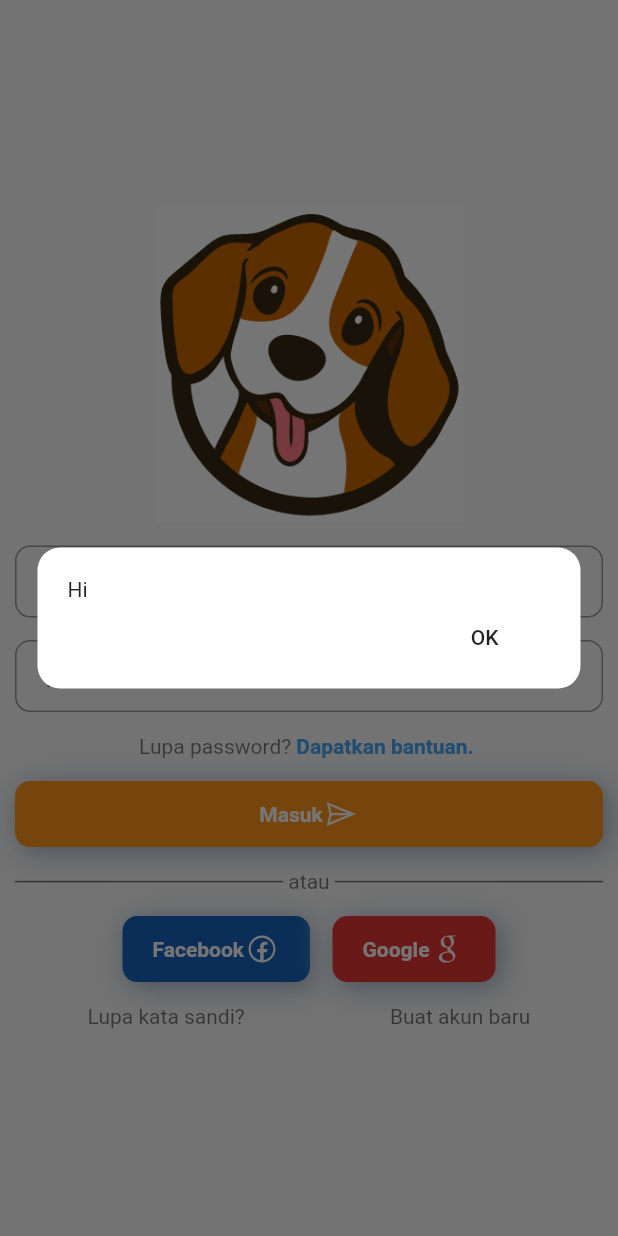
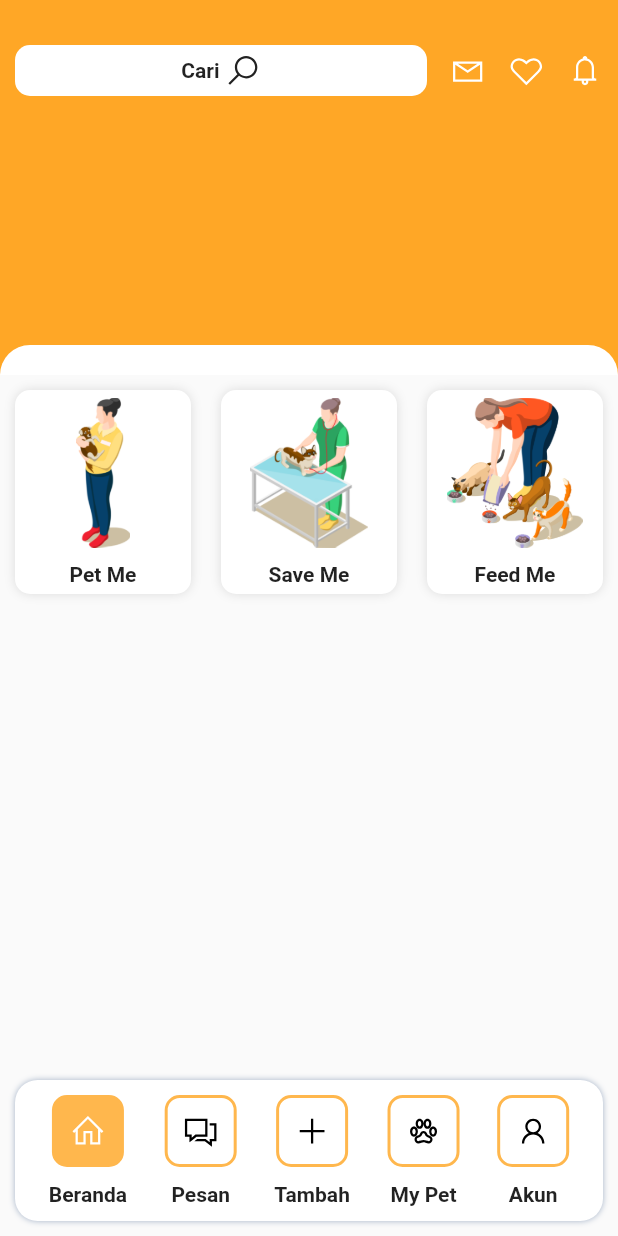
Before and after one commit to aditjoos/nyul_adopt_and_rescue, a Flutter app: the screen it shows after launch, after a tap on "Masuk", on a phone screen of 412 x 824 dp. Run offline on Flutter 3.47's test engine with Material 2 defaults, Android fonts, the phone set to English and light mode, and no system bars; our stand-ins replace line_icons; Roboto replaces fonts that are missing (Montserrat).

Commit message:
Added Main Page

```diff
--- /dev/null
+++ b/lib/Pages/Home.dart
@@ -0,0 +1,305 @@
+import 'package:flutter/material.dart';
+import 'package:line_icons/line_icons.dart';
+
+class HomePage extends StatefulWidget {
+  @override
+  _HomePageState createState() => _HomePageState();
+}
+
+class _HomePageState extends State<HomePage> {
+  @override
+  Widget build(BuildContext context) {
+    return Scaffold(
+      body: Stack(
+        children: <Widget>[
+          Positioned.fill(
+            child: SingleChildScrollView(
+              child: Column(
+                children: <Widget>[
+                  Stack(
+                    children: <Widget>[
+                      Container(
+                        height: 250.0,
+                        child: Column(
+                          children: <Widget>[
+                            Padding(
+                              padding: const EdgeInsets.fromLTRB(10.0, 30.0, 10.0, 20.0),
+                              child: Row(
+                                mainAxisSize: MainAxisSize.max,
+                                mainAxisAlignment: MainAxisAlignment.spaceBetween,
+                                children: <Widget>[
+                                  // Search Bar
+                                  Container(
+                                    width: MediaQuery.of(context).size.width/1.5,
+                                    padding: EdgeInsets.all(5.0),
+                                    decoration: BoxDecoration(
+                                      color: Colors.white,
+                                      borderRadius: BorderRadius.circular(10.0)
+                                    ),
+                                    child: Row(
+                                      mainAxisAlignment: MainAxisAlignment.center,
+                                      children: <Widget>[
+                                        Text('Cari ', style: TextStyle(fontWeight: FontWeight.bold),),
+                                        Icon(LineIcons.search)
+                                      ],
+                                    ),
+                                  ),
+
+                                  //Actions Bar
+                                  Icon(LineIcons.envelope, color: Colors.white,),
+                                  Icon(LineIcons.heart, color: Colors.white,),
+                                  Icon(LineIcons.bell, color: Colors.white,),
+                                ],
+                              ),
+                            )
+
+                            //text
+
+                            //sub text -> scroll view horizontal
+                          ],
+                        ),
+                        color: Colors.orange[400],
+                      ),
+                      Positioned(
+                        bottom: 0,
+                        child: Container(
+                          width: MediaQuery.of(context).size.width,
+                          height: 20.0,
+                          decoration: BoxDecoration(
+                            color: Colors.white,
+                            borderRadius: BorderRadius.vertical(top: Radius.circular(20.0))
+                          ),
+                        ),
+                      )
+                    ],
+                  ),
+                  Row(
+                    children: <Widget>[
+                      Container(
+                        padding: EdgeInsets.all(10.0),
+                        width: MediaQuery.of(context).size.width/3,
+                        child: GestureDetector(
+                          child: Container(
+                            decoration: BoxDecoration(
+                              color: Colors.white,
+                              borderRadius: BorderRadius.circular(10.0),
+                              boxShadow: [
+                                BoxShadow(
+                                  color: Colors.black12,
+                                  offset: Offset(0, 0),
+                                  blurRadius: 5.0,
+                                  spreadRadius: 0
+                                ),
+                              ]
+                            ),
+                            child: Column(
+                              children: <Widget>[
+                                Container(
+                                  child: Padding(
+                                    padding: const EdgeInsets.all(5.0),
+                                    child: Image.asset('assets/images/adopt-me.png', height: 100.0,),
+                                  ),
+                                ),
+                                Container(
+                                  child: Padding(
+                                    padding: const EdgeInsets.all(5.0),
+                                    child: Text('Pet Me', style: TextStyle(fontWeight: FontWeight.bold), textAlign: TextAlign.center,),
+                                  ),
+                                ),
+                              ],
+                            ),
+                          ),
+                        ),
+                      ),
+                      Container(
+                        padding: EdgeInsets.all(10.0),
+                        width: MediaQuery.of(context).size.width/3,
+                        child: GestureDetector(
+                          child: Container(
+                            decoration: BoxDecoration(
+                              color: Colors.white,
+                              borderRadius: BorderRadius.circular(10.0),
+                              boxShadow: [
+                                BoxShadow(
+                                  color: Colors.black12,
+                                  offset: Offset(0, 0),
+                                  blurRadius: 5.0,
+                                  spreadRadius: 0
+                                ),
+                              ]
+                            ),
+                            child: Column(
+                              children: <Widget>[
+                                Container(
+                                  child: Padding(
+                                    padding: const EdgeInsets.all(5.0),
+                                    child: Image.asset('assets/images/save-me.png', height: 100.0,),
+                                  ),
+                                ),
+                                Container(
+                                  child: Padding(
+                                    padding: const EdgeInsets.all(5.0),
+                                    child: Text('Save Me', style: TextStyle(fontWeight: FontWeight.bold), textAlign: TextAlign.center,),
+                                  ),
+                                ),
+                              ],
+                            ),
+                          ),
+                        ),
+                      ),
+                      Container(
+                        padding: EdgeInsets.all(10.0),
+                        width: MediaQuery.of(context).size.width/3,
+                        child: GestureDetector(
+                          child: Container(
+                            decoration: BoxDecoration(
+                              color: Colors.white,
+                              borderRadius: BorderRadius.circular(10.0),
+                              boxShadow: [
+                                BoxShadow(
+                                  color: Colors.black12,
+                                  offset: Offset(0, 0),
+                                  blurRadius: 5.0,
+                                  spreadRadius: 0
+                                ),
+                              ]
+                            ),
+                            child: Column(
+                              children: <Widget>[
+                                Container(
+                                  child: Padding(
+                                    padding: const EdgeInsets.all(5.0),
+                                    child: Image.asset('assets/images/feed-me.png', height: 100.0,),
+                                  ),
+                                ),
+                                Container(
+                                  child: Padding(
+                                    padding: const EdgeInsets.all(5.0),
+                                    child: Text('Feed Me', style: TextStyle(fontWeight: FontWeight.bold), textAlign: TextAlign.center,),
+                                  ),
+                                ),
+                              ],
+                            ),
+                          ),
+                        ),
+                      ),
+                    ],
+                  ),
+                ],
+              ),
+            )
+          ),
+          Positioned(
+            bottom: 10,
+            left: 10,
+            right: 10,
+            // width: MediaQuery.of(context).size.width,
+            child: Container(
+              decoration: BoxDecoration(
+                color: Colors.white,
+                borderRadius: BorderRadius.circular(15.0),
+                boxShadow: [
+                  BoxShadow(
+                    color: Color(0xFFa3b1c6),
+                    offset: Offset(0, 0),
+                    blurRadius: 3.0,
+                    spreadRadius: 0
+                  ),
+                ]
+              ),
+              padding: EdgeInsets.all(10.0),
+              child: Row(
+                mainAxisAlignment: MainAxisAlignment.spaceAround,
+                children: <Widget>[
+                  // Buttons
+                  CustomBottomBarButton(
+                    backgroundColor: Colors.orange[300],
+                    borderColor: Colors.orange[300],
+                    icon: Icon(LineIcons.home, color: Colors.white,),
+                    title: 'Beranda',
+                    onTap: (){},
+                  ),
+                  CustomBottomBarButton(
+                    backgroundColor: Colors.white,
+                    borderColor: Colors.orange[300],
+                    icon: Icon(LineIcons.comments, color: Colors.black),
+                    title: 'Pesan',
+                    onTap: (){},
+                  ),
+                  CustomBottomBarButton(
+                    backgroundColor: Colors.white,
+                    borderColor: Colors.orange[300],
+                    icon: Icon(LineIcons.plus, color: Colors.black),
+                    title: 'Tambah',
+                    onTap: (){},
+                  ),
+                  CustomBottomBarButton(
+                    backgroundColor: Colors.white,
+                    borderColor: Colors.orange[300],
+                    icon: Icon(LineIcons.paw, color: Colors.black),
+                    title: 'My Pet',
+                    onTap: (){},
+                  ),
+                  CustomBottomBarButton(
+                    backgroundColor: Colors.white,
+                    borderColor: Colors.orange[300],
+                    icon: Icon(LineIcons.user, color: Colors.black),
+                    title: 'Akun',
+                    onTap: (){},
+                  ),
+                ],
+              ),
+            ),
+          ),
+        ],
+      ),
+    );
+  }
+}
+
+class CustomBottomBarButton extends StatefulWidget {
+  CustomBottomBarButton({
+    this.icon,
+    this.title,
+    this.backgroundColor,
+    this.borderColor,
+    this.onTap
+  });
+
+  final Icon icon;
+  final String title;
+  final Color backgroundColor;
+  final Color borderColor;
+  final VoidCallback onTap;
+
+  @override
+  CustomBottomBarButtonState createState() => CustomBottomBarButtonState();
+}
+
+class CustomBottomBarButtonState extends State<CustomBottomBarButton> {
+  @override
+  Widget build(BuildContext context) {
+    return GestureDetector(
+      child: Column(
+        children: <Widget>[
+          Container(
+            padding: EdgeInsets.all(10.0),
+            child: widget.icon,
+            decoration: BoxDecoration(
+              color: widget.backgroundColor,
+              border: Border.all(
+                color: widget.borderColor,
+                style: BorderStyle.solid,
+                width: 2
+              ),
+              borderRadius: BorderRadius.circular(10.0),
+            ),
+          ),
+          SizedBox(height: 10.0,),
+          Text(widget.title, style: TextStyle(fontWeight: FontWeight.bold),)
+        ],
+      ),
+      onTap: widget.onTap,
+    );
+  }
+}
--- a/lib/main.dart
+++ b/lib/main.dart
@@ -1,6 +1,7 @@
 import 'package:flutter/material.dart';
 import 'package:flutter/services.dart';
 import 'package:line_icons/line_icons.dart';
+import 'package:petz_invention_udayana/Pages/Home.dart';
 import 'package:petz_invention_udayana/components/Buttons.dart';
 
 import 'components/Dialogs.dart';
@@ -101,7 +102,7 @@ class _MyHomePageState extends State<MyHomePage> {
               ),
               SizedBox(height: 15.0,),
               MyIconButton(
-                onPressed: () => showDialog(barrierDismissible: true, context: context, builder: (_) => FunkyOverlay('Hi', [FlatButton(onPressed: (){}, child: Text('OK'))])),
+                onPressed: () => Navigator.push(context, MaterialPageRoute(builder: (_) => HomePage())),
                 backgroundColor: Color(0xFFff971d),
                 color: Colors.white,
                 shadowColorTopLeft: Color(0xFFffffff),
```
Also changed, not shown: assets/images/adopt-me.png (added), assets/images/feed-me.png (added), assets/images/save-me.png (added).
